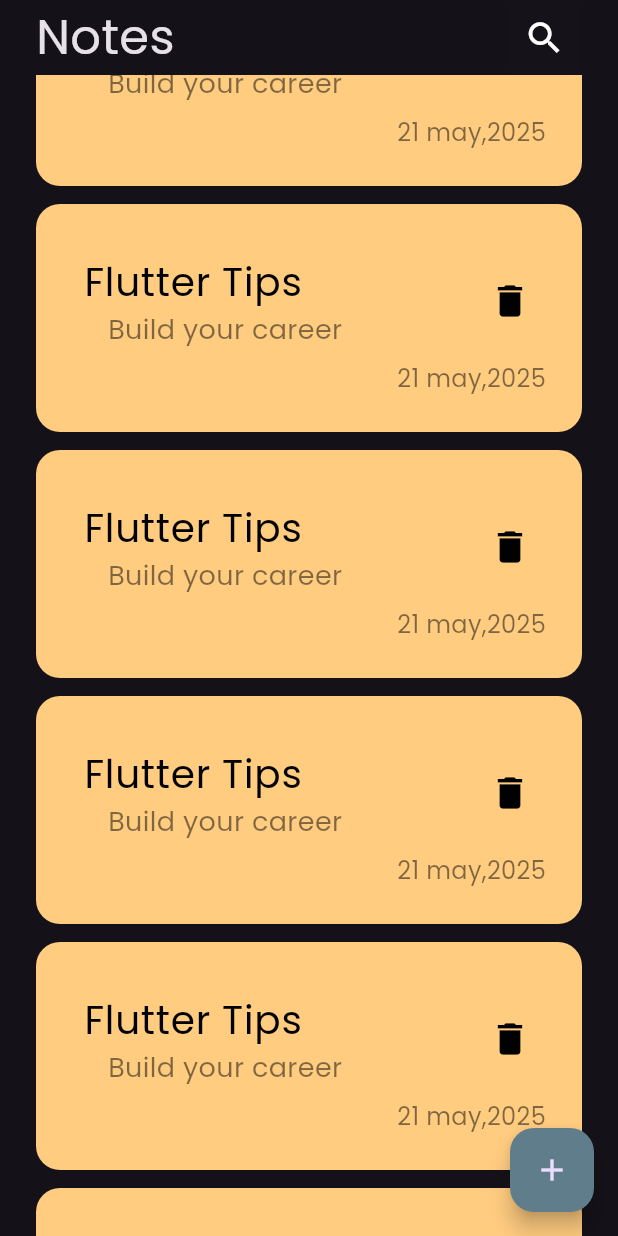
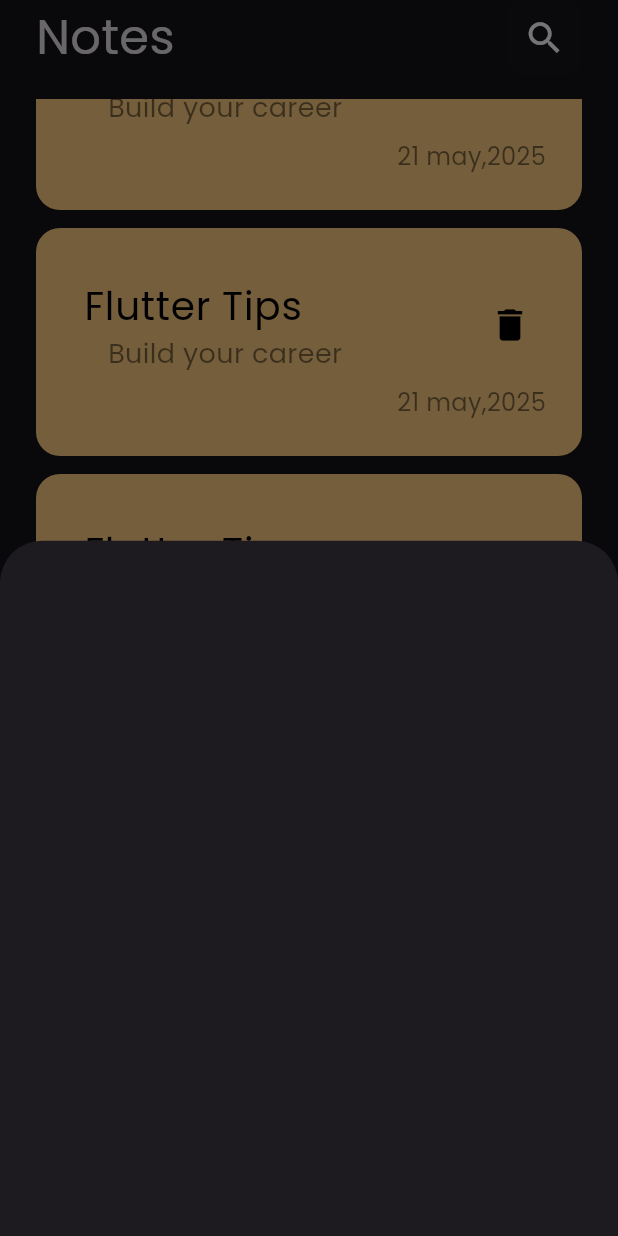
Before and after one commit to MariamEssam5/My-Notes-App, a Flutter app: the screen it shows after launch, scrolled down 576 dp, after a tap on the "add" icon, on a phone screen of 412 x 824 dp. Run offline on Flutter 3.47's test engine with Material 3 defaults, Android fonts, the phone set to English and light mode, and no system bars.

Commit message:
show modal button sheet

```diff
--- a/lib/views/notes_view.dart
+++ b/lib/views/notes_view.dart
@@ -1,4 +1,5 @@
 import 'package:flutter/material.dart';
+import 'package:my_notes/views/widgets/add_note_button_sheet.dart';
 import 'package:my_notes/views/widgets/notes_view_body.dart';
 
 class NotesView extends StatelessWidget {
@@ -8,7 +9,13 @@
   Widget build(BuildContext context) {
     return Scaffold(
       floatingActionButton: FloatingActionButton(
-        onPressed: () {},
+        onPressed: () {
+          showModalBottomSheet(
+              context: context,
+              builder: (context) {
+                return const AddNoteButtonSheet();
+              });
+        },
         backgroundColor: Colors.blueGrey,
         child: Icon(Icons.add),
       ),
--- /dev/null
+++ b/lib/views/widgets/add_note_button_sheet.dart
@@ -0,0 +1,10 @@
+import 'package:flutter/material.dart';
+
+class AddNoteButtonSheet extends StatelessWidget {
+  const AddNoteButtonSheet({super.key});
+
+  @override
+  Widget build(BuildContext context) {
+    return Container();
+  }
+}
--- a/lib/views/widgets/notes_list_view.dart
+++ b/lib/views/widgets/notes_list_view.dart
@@ -6,8 +6,13 @@
 
   @override
   Widget build(BuildContext context) {
-    return ListView.builder(itemBuilder: (context, index) {
-      return const NoteItem();
-    });
+    return Padding(
+      padding: const EdgeInsets.symmetric(vertical: 16.0),
+      child: ListView.builder(
+          padding: EdgeInsets.zero,
+          itemBuilder: (context, index) {
+            return const NoteItem();
+          }),
+    );
   }
 }
```
